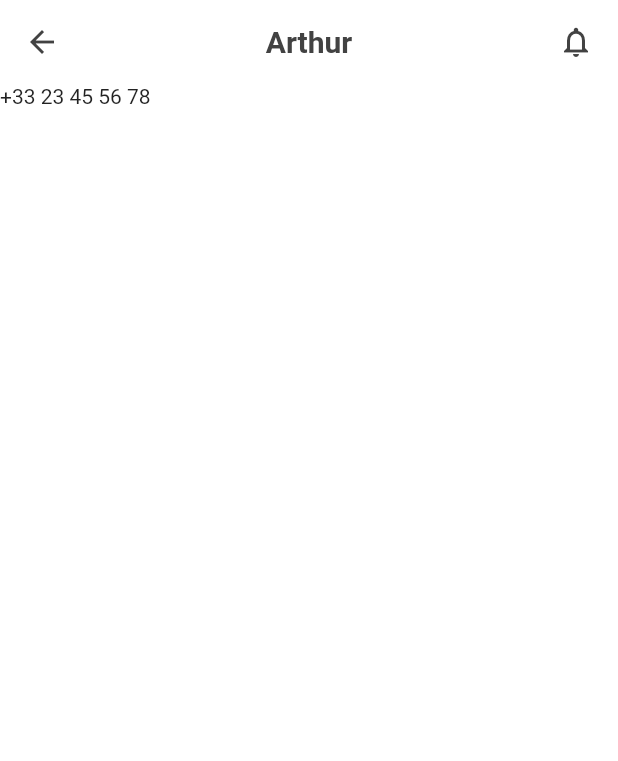
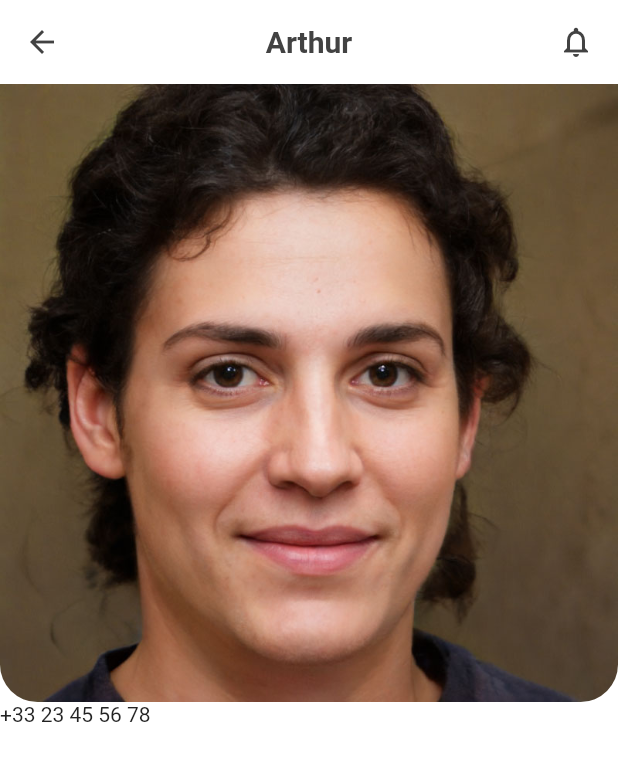
Before and after one commit to louiszgn/contact_app, a Flutter app: the screen it shows after launch, after a tap on "Arthur", on a phone screen of 412 x 824 dp. Shown: the top 761 px of the screen. Run offline on Flutter 3.47's test engine with Material 2 defaults, Android fonts, the phone set to English and light mode, and no system bars.

Commit message:
Change style

```diff
--- a/lib/pages/contact_details.dart
+++ b/lib/pages/contact_details.dart
@@ -47,6 +47,7 @@ class ContactDetails extends StatelessWidget {
         crossAxisAlignment: CrossAxisAlignment.stretch,
         children: [
           Container(
+            height: MediaQuery.of(context).size.height / 2,
             decoration: BoxDecoration(
               image: DecorationImage(
                 image: AssetImage(imageUrl),
```
